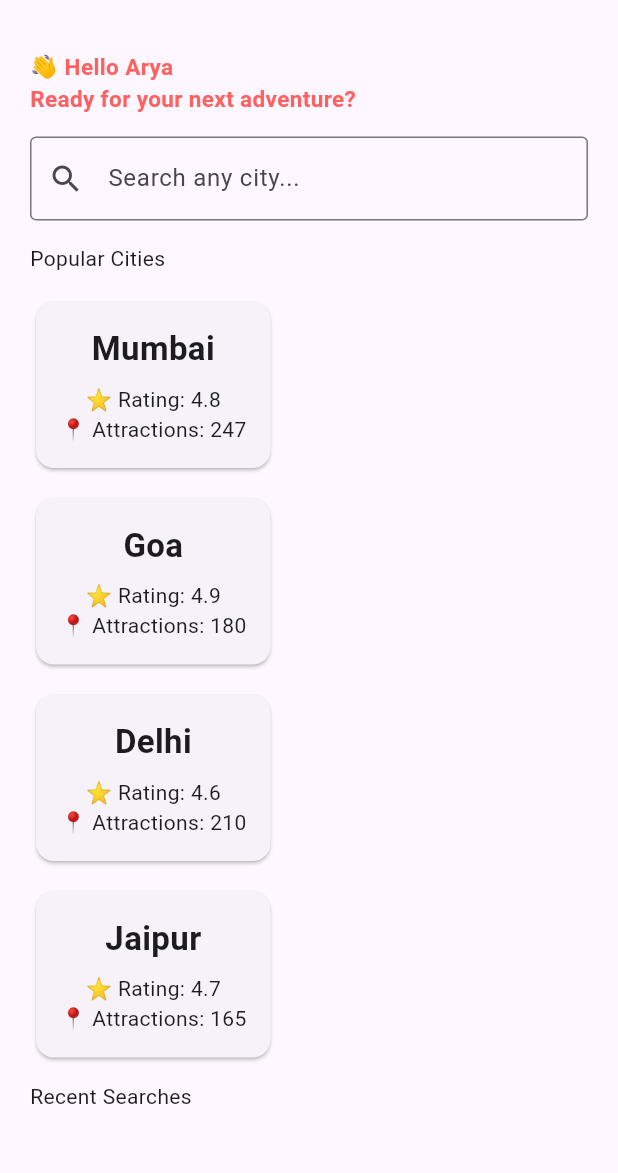
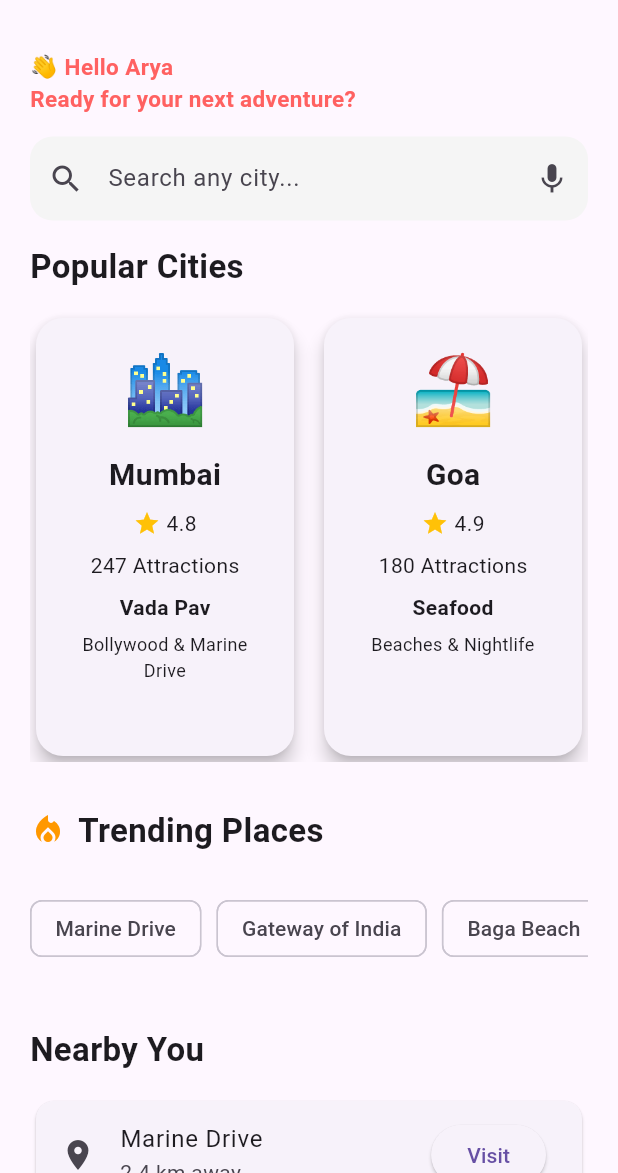
Before and after one commit to AryaTawde/city_scout, a Flutter app: the HomeScreen screen opened directly, on a phone screen of 412 x 824 dp, the part 63-1236 px from its top. Run offline on Flutter 3.47's test engine with Material 3 defaults, Android fonts, the phone set to English and light mode, and no system bars; our stand-ins replace firebase_auth, firebase_core, google_sign_in; accounts and stored records are empty.

Commit message:
Sprint 5: Refactor home screen with reusable city cards

```diff
--- /dev/null
+++ b/lib/data/city_data.dart
@@ -0,0 +1,41 @@
+import '../models/city.dart';
+
+const List<City> cities = [
+
+  City(
+    name: "Mumbai",
+    rating: 4.8,
+    attractions: 247,
+    image: "🏙️",
+    culture: "Bollywood & Marine Drive",
+    food: "Vada Pav",
+  ),
+
+  City(
+    name: "Goa",
+    rating: 4.9,
+    attractions: 180,
+    image: "🏖️",
+    culture: "Beaches & Nightlife",
+    food: "Seafood",
+  ),
+
+  City(
+    name: "Delhi",
+    rating: 4.6,
+    attractions: 210,
+    image: "🏰",
+    culture: "Historical Monuments",
+    food: "Chole Bhature",
+  ),
+
+  City(
+    name: "Jaipur",
+    rating: 4.7,
+    attractions: 165,
+    image: "🏯",
+    culture: "Royal Heritage",
+    food: "Dal Baati",
+  ),
+
+];
--- /dev/null
+++ b/lib/models/city.dart
@@ -0,0 +1,19 @@
+class City {
+
+  final String name;
+  final double rating;
+  final int attractions;
+  final String image;
+  final String culture;
+  final String food;
+
+  const City({
+    required this.name,
+    required this.rating,
+    required this.attractions,
+    required this.image,
+    required this.culture,
+    required this.food,
+  });
+
+}
--- a/lib/screens/home/home_screen.dart
+++ b/lib/screens/home/home_screen.dart
@@ -1,5 +1,6 @@
 import 'package:flutter/material.dart';
 import 'package:city_scout/widgets/place_card.dart';
+import '../../data/city_data.dart';
 
 class HomeScreen extends StatefulWidget {
   const HomeScreen({super.key});
@@ -13,8 +14,7 @@ class _HomeScreenState extends State<HomeScreen> {
   Widget build(BuildContext context) {
     return Scaffold(
       appBar: AppBar(title: Text("CityScout")),
-      body:
-        SingleChildScrollView(
+      body: SingleChildScrollView(
         padding: EdgeInsets.all(20),
         child: Column(
           crossAxisAlignment: CrossAxisAlignment.start,
@@ -41,49 +41,149 @@ class _HomeScreenState extends State<HomeScreen> {
             TextField(
               decoration: InputDecoration(
                 hintText: "Search any city...",
-                  prefixIcon: Icon(Icons.search),
-                  border: OutlineInputBorder(),
+                prefixIcon: const Icon(Icons.search),
+                suffixIcon: const Icon(Icons.mic),
+                filled: true,
+                fillColor: Colors.grey.shade100,
+                border: OutlineInputBorder(
+                  borderRadius: BorderRadius.circular(15),
+                  borderSide: BorderSide.none,
+                ),
               ),
             ),
             SizedBox(height: 15),
 
-              Text("Popular Cities"),
-              SizedBox(height: 15),
+            const Text(
+              "Popular Cities",
+              style: TextStyle(fontSize: 22, fontWeight: FontWeight.bold),
+            ),
 
-              PlaceCard(
-                cityName: "Mumbai",
-                rating: 4.8,
-                attractions: 247,
+            const SizedBox(height: 15),
+
+            SizedBox(
+              height: 300,
+              child: ListView.builder(
+                scrollDirection: Axis.horizontal,
+                itemCount: cities.length,
+                itemBuilder: (context, index) {
+
+                  return Padding(
+                    padding: const EdgeInsets.only(right: 12),
+                    child: PlaceCard(
+                      city: cities[index],
                     ),
-              SizedBox(height: 12),
+                  );
 
-              PlaceCard(
-                cityName: "Goa",
-                rating: 4.9,
-                attractions: 180,
+                },
               ),
-              SizedBox(height: 12),
+            ),
+            const SizedBox(height: 30),
 
-              PlaceCard(
-                cityName: "Delhi",
-                rating: 4.6,
-                attractions: 210,
+            Row(
+              children: [
+                Icon(Icons.local_fire_department, color: Colors.orange),
+                SizedBox(width: 8),
+                Text(
+                  "Trending Places",
+                  style: TextStyle(
+                    fontSize: 22,
+                    fontWeight: FontWeight.bold,
                   ),
-              SizedBox(height: 12),
+                ),
+              ],
+            ),
 
-              PlaceCard(
-                cityName: "Jaipur",
-                rating: 4.7,
-                attractions: 165,
-              ),
-              SizedBox(height: 12),
+            const SizedBox(height: 15),
 
-              Text("Recent Searches"),
-              SizedBox(height: 15),
+            SizedBox(
+              height: 70,
+              child: ListView(
+                scrollDirection: Axis.horizontal,
+                children: const [
+
+                  Chip(label: Text("Marine Drive")),
+
+                  SizedBox(width: 10),
+
+                  Chip(label: Text("Gateway of India")),
+
+                  SizedBox(width: 10),
+
+                  Chip(label: Text("Baga Beach")),
+
+                  SizedBox(width: 10),
+
+                  Chip(label: Text("Amber Fort")),
                 ],
               ),
             ),
+            const SizedBox(height: 30),
 
+            const Text(
+              "Nearby You",
+              style: TextStyle(
+                fontSize: 22,
+                fontWeight: FontWeight.bold,
+              ),
+            ),
+
+            const SizedBox(height: 15),
+
+            Card(
+              child: ListTile(
+                leading: const Icon(Icons.location_on),
+                title: const Text("Marine Drive"),
+                subtitle: const Text("2.4 km away"),
+                trailing: ElevatedButton(
+                  onPressed: () {},
+                  child: const Text("Visit"),
+                ),
+              ),
+            ),
+            const SizedBox(height: 30),
+
+            const Text(
+              "Events This Week",
+              style: TextStyle(
+                fontSize: 22,
+                fontWeight: FontWeight.bold,
+              ),
+            ),
+
+            const SizedBox(height: 15),
+
+            Card(
+              child: ListTile(
+                leading: const Icon(Icons.event),
+                title: const Text("Goa Music Festival"),
+                subtitle: const Text("Starts Friday"),
+                trailing: const Icon(Icons.arrow_forward_ios),
+              ),
+            ),
+            Wrap(
+              spacing: 10,
+              runSpacing: 10,
+              children: const [
+
+                Chip(
+                  avatar: Icon(Icons.history),
+                  label: Text("Mumbai"),
+                ),
+
+                Chip(
+                  avatar: Icon(Icons.history),
+                  label: Text("Goa"),
+                ),
+
+                Chip(
+                  avatar: Icon(Icons.history),
+                  label: Text("Delhi"),
+                ),
+              ],
+            ),
+          ], // children
+        ),
+      ),
     );
   }
 }
--- a/lib/widgets/place_card.dart
+++ b/lib/widgets/place_card.dart
@@ -1,40 +1,80 @@
 import 'package:flutter/material.dart';
+import '../models/city.dart';
 
 class PlaceCard extends StatelessWidget {
-  final String cityName;
-  final double rating;
-  final int attractions;
+  final City city;
 
   const PlaceCard({
     super.key,
-    required this.cityName,
-    required this.rating,
-    required this.attractions,
+    required this.city,
   });
 
   @override
   Widget build(BuildContext context) {
-    return  Card(
+    return SizedBox(
+      width: 180,
+      child: Card(
+        elevation: 5,
+        shape: RoundedRectangleBorder(
+          borderRadius: BorderRadius.circular(18),
+        ),
         child: Padding(
           padding: const EdgeInsets.all(16),
           child: Column(
-          mainAxisAlignment: MainAxisAlignment.center,
             children: [
               Text(
-            cityName,
+                city.image,
+                style: const TextStyle(fontSize: 45),
+              ),
+
+              const SizedBox(height: 10),
+
+              Text(
+                city.name,
                 style: const TextStyle(
-              fontSize: 22,
                   fontWeight: FontWeight.bold,
+                  fontSize: 20,
                 ),
               ),
 
               const SizedBox(height: 8),
 
-          Text("⭐ Rating: $rating"),
+              Row(
+                mainAxisAlignment: MainAxisAlignment.center,
+                children: [
+                  const Icon(
+                    Icons.star,
+                    color: Colors.amber,
+                    size: 18,
+                  ),
+                  const SizedBox(width: 4),
+                  Text(city.rating.toString()),
+                ],
+              ),
 
-          Text("📍 Attractions: $attractions"),
+              const SizedBox(height: 8),
+
+              Text("${city.attractions} Attractions"),
+
+              const SizedBox(height: 8),
+
+              Text(
+                city.food,
+                style: const TextStyle(
+                  fontWeight: FontWeight.w600,
+                ),
+              ),
+
+              const SizedBox(height: 6),
+
+              Text(
+                city.culture,
+                textAlign: TextAlign.center,
+                style: const TextStyle(fontSize: 12),
+              ),
             ],
-        )
+          ),
+        ),
       ),
     );
   }
```
Lines whose indentation alone changed are shown as unchanged.
